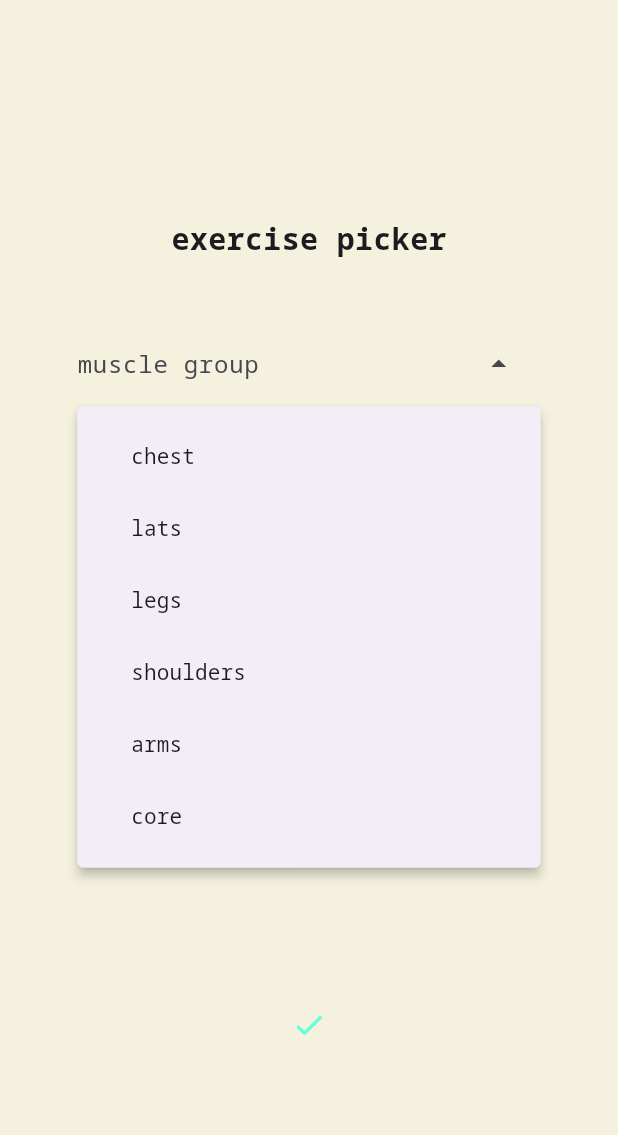
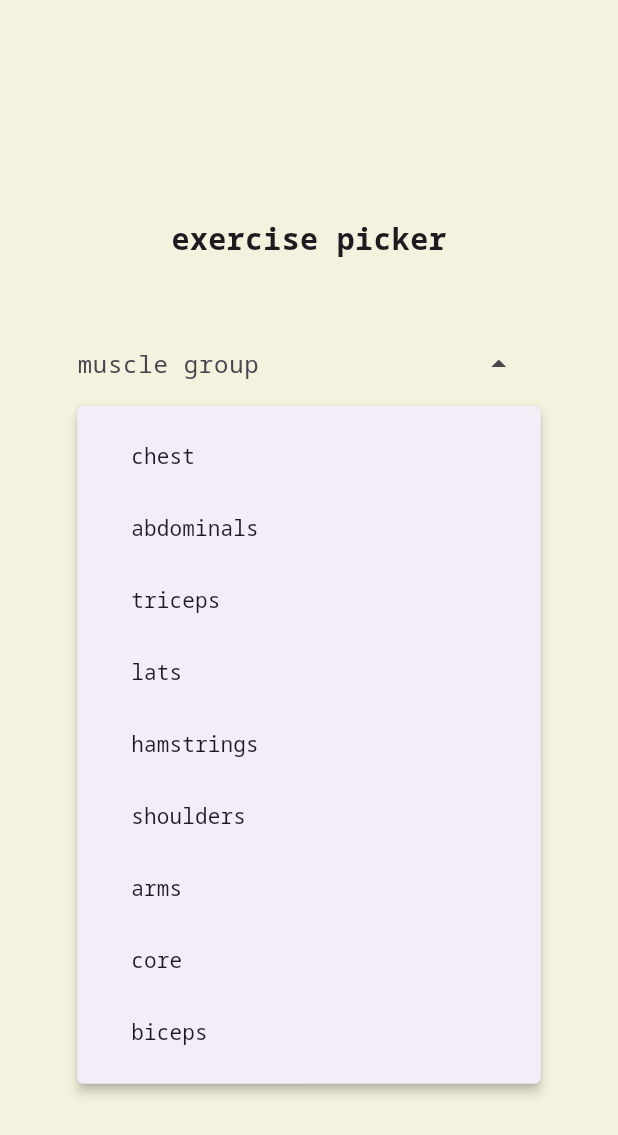
Before and after one commit to ettoma/gym_bro, a Flutter app: the ExercisePicker widget shown alone on an empty page, opened directly, after a tap on "chest", on a phone screen of 412 x 824 dp. Shown: the top 1135 px of the screen. Run offline on Flutter 3.47's test engine with Material 3 defaults, Android fonts, the phone set to English and light mode, and no system bars; our stand-ins replace google_fonts, sqflite; missing offline and left inert: custom_timer; accounts and stored records are empty.

Commit message:
exercise list helper

```diff
--- a/lib/global/exercise_list.dart
+++ b/lib/global/exercise_list.dart
@@ -1,51 +1,42 @@
 import 'package:gym_bro/exercises/exercises_helper.dart';
 
 class ExerciseList {
-  Future<List<String>> chestExercises() async {
-    List<String> chestExercise = [];
+  Future<List<String>> exercisesForMuscleGroup(String muscleGroup) async {
+    List<String> exercises = [];
 
     List<ExerciseFromJson> exerciseList =
         await ExercisesHelper().getExercises();
 
     for (var ex in exerciseList) {
-      if (ex.primaryMuscles.contains("chest")) {
-        chestExercise.add(ex.name);
+      if (ex.primaryMuscles.contains(muscleGroup)) {
+        exercises.add(ex.name);
       }
     }
 
-    return chestExercise;
-  }
-
-  Future<List<String>> latsExercises() async {
-    List<String> latsExercise = [];
-
-    List<ExerciseFromJson> exerciseList =
-        await ExercisesHelper().getExercises();
-
-    for (var ex in exerciseList) {
-      if (ex.primaryMuscles.contains("lats")) {
-        latsExercise.add(ex.name);
-      }
-    }
-
-    return latsExercise;
+    return exercises;
   }
 }
 
 class MuscleGroups {
   static const String chest = 'chest';
   static const String lats = 'lats';
-  static const String legs = 'legs';
+  static const String abs = 'abdominals';
+  static const String biceps = 'biceps';
+  static const String hamstrings = 'hamstrings';
+  static const String triceps = 'triceps';
   static const String shoulders = 'shoulders';
   static const String arms = 'arms';
   static const String core = 'core';
 
   static const List<String> muscleGroups = [
     chest,
+    abs,
+    triceps,
     lats,
-    legs,
+    hamstrings,
     shoulders,
     arms,
-    core
+    core,
+    biceps,
   ];
 }
--- a/lib/widgets/exercise_picker.dart
+++ b/lib/widgets/exercise_picker.dart
@@ -19,16 +19,33 @@ class _ExercisePickerState extends State<ExercisePicker> {
   List<TextEditingController> repsControllers = [TextEditingController()];
   List<TextEditingController> weightControllers = [TextEditingController()];
 
-  FocusNode focusReps = FocusNode();
-
   int setsCount = 1;
 
   List<String> chestExercises = [];
+  List<String> absExercises = [];
+  List<String> calvesExercises = [];
+  List<String> shouldersExercises = [];
+  List<String> bicepsExercises = [];
+  List<String> tricepsExercises = [];
+  List<String> quadsExercises = [];
+  List<String> hamstringsExercises = [];
   List<String> latsExercises = [];
 
   Future<void> updateAllExercises() async {
-    chestExercises = await ExerciseList().chestExercises();
-    latsExercises = await ExerciseList().latsExercises();
+    chestExercises =
+        await ExerciseList().exercisesForMuscleGroup(MuscleGroups.chest);
+    latsExercises =
+        await ExerciseList().exercisesForMuscleGroup(MuscleGroups.lats);
+    absExercises =
+        await ExerciseList().exercisesForMuscleGroup(MuscleGroups.abs);
+    hamstringsExercises =
+        await ExerciseList().exercisesForMuscleGroup(MuscleGroups.hamstrings);
+    bicepsExercises =
+        await ExerciseList().exercisesForMuscleGroup(MuscleGroups.biceps);
+    tricepsExercises =
+        await ExerciseList().exercisesForMuscleGroup(MuscleGroups.triceps);
+    shouldersExercises =
+        await ExerciseList().exercisesForMuscleGroup(MuscleGroups.shoulders);
   }
 
   @override
@@ -52,9 +69,52 @@ class _ExercisePickerState extends State<ExercisePicker> {
               value: value,
             );
           }).toList();
-
         case 'lats':
           return latsExercises.map<DropdownMenuEntry<String>>((String value) {
+            return DropdownMenuEntry(
+              label: value,
+              value: value,
+            );
+          }).toList();
+        case 'abdominals':
+          return absExercises.map<DropdownMenuEntry<String>>((String value) {
+            return DropdownMenuEntry(
+              label: value,
+              value: value,
+            );
+          }).toList();
+        case 'shoulders':
+          return absExercises.map<DropdownMenuEntry<String>>((String value) {
+            return DropdownMenuEntry(
+              label: value,
+              value: value,
+            );
+          }).toList();
+        case 'triceps':
+          return tricepsExercises
+              .map<DropdownMenuEntry<String>>((String value) {
+            return DropdownMenuEntry(
+              label: value,
+              value: value,
+            );
+          }).toList();
+        case 'hamstrings':
+          return hamstringsExercises
+              .map<DropdownMenuEntry<String>>((String value) {
+            return DropdownMenuEntry(
+              label: value,
+              value: value,
+            );
+          }).toList();
+        case 'biceps':
+          return bicepsExercises.map<DropdownMenuEntry<String>>((String value) {
+            return DropdownMenuEntry(
+              label: value,
+              value: value,
+            );
+          }).toList();
+        case 'calves':
+          return calvesExercises.map<DropdownMenuEntry<String>>((String value) {
             return DropdownMenuEntry(
               label: value,
               value: value,
```
Also changed, not shown: lib/views/quick_workout.dart (+6 -2 lines), lib/widgets/quick_workout_exercise_picker.dart (+51 -3 lines).
